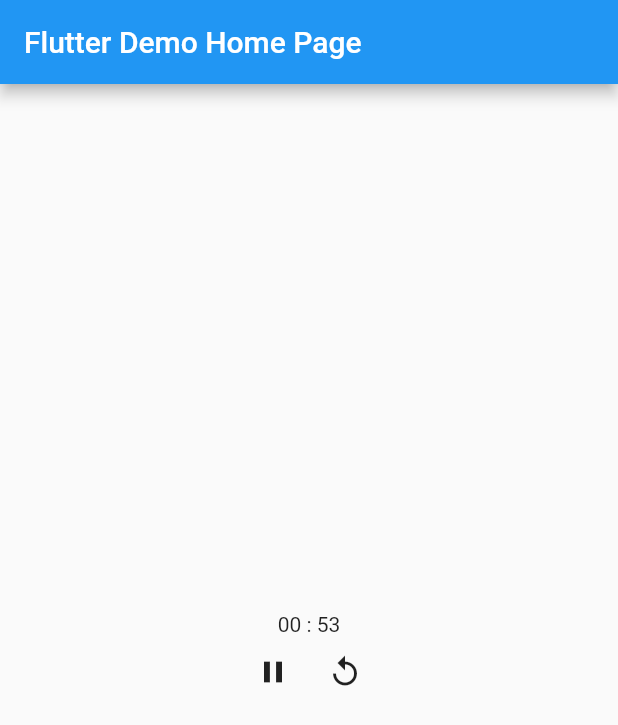
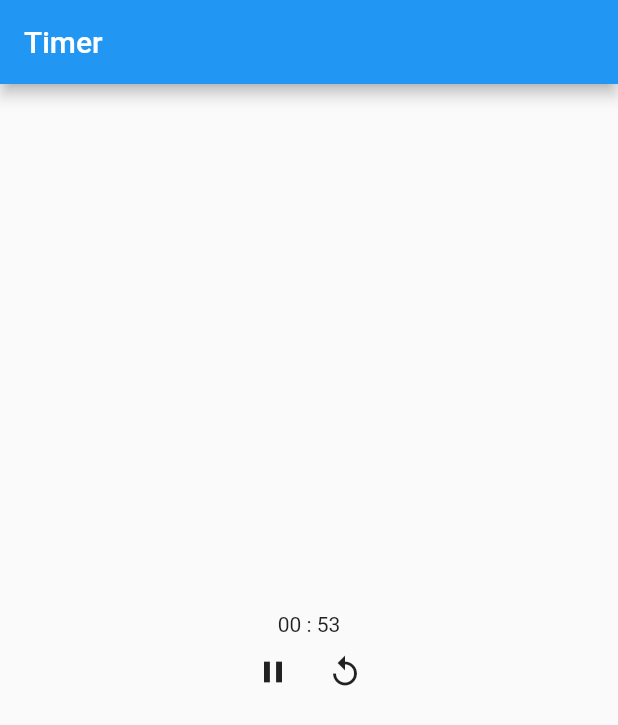
Before and after one commit to abdoahmed4900/simple-timer-in-bloc, a Flutter app: the screen it shows after launch, on a phone screen of 412 x 824 dp. Shown: the top 725 px of the screen. Run offline on Flutter 3.47's test engine with Material 2 defaults, Android fonts, the phone set to English and light mode, and no system bars; our stand-ins replace bloc, flutter_bloc.

Commit message:
Update main.dart

```diff
--- a/lib/main.dart
+++ b/lib/main.dart
@@ -14,11 +14,11 @@
     return BlocProvider<TimerCubit>(
       create: (context) => TimerCubit(),
       child: MaterialApp(
-        title: 'Flutter Demo',
+        title: 'Timer',
         theme: ThemeData(
           primarySwatch: Colors.blue,
         ),
-        home: const MyHomePage(title: 'Flutter Demo Home Page'),
+        home: const MyHomePage(title: 'Timer'),
       ),
     );
   }
```
